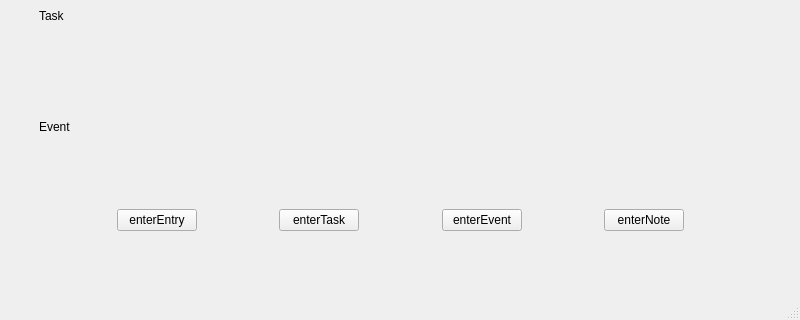
This is mainwindow.ui in AlekcKot45/my as Qt 5 draws it before an edit; both pictures show x 0 to 800 and y 280 to 600 of the 800 by 600 pixel window. The edited form follows.
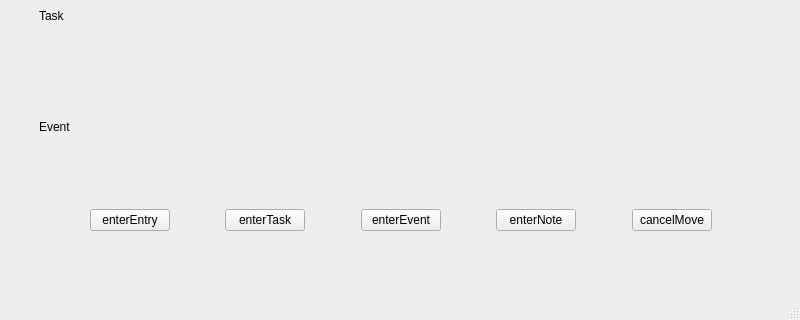
This is the edited form.

Commit message: I do cancel move

```diff
--- a/mainwindow.ui
+++ b/mainwindow.ui
@@ -117,6 +117,26 @@
        </property>
       </spacer>
      </item>
+     <item>
+      <widget class="QPushButton" name="cancelMove">
+       <property name="text">
+        <string>cancelMove</string>
+       </property>
+      </widget>
+     </item>
+     <item>
+      <spacer name="horizontalSpacer_6">
+       <property name="orientation">
+        <enum>Qt::Orientation::Horizontal</enum>
+       </property>
+       <property name="sizeHint" stdset="0">
+        <size>
+         <width>40</width>
+         <height>20</height>
+        </size>
+       </property>
+      </spacer>
+     </item>
     </layout>
    </widget>
    <widget class="QWidget" name="verticalLayoutWidget">
```
The commit also changes 49 other files.
